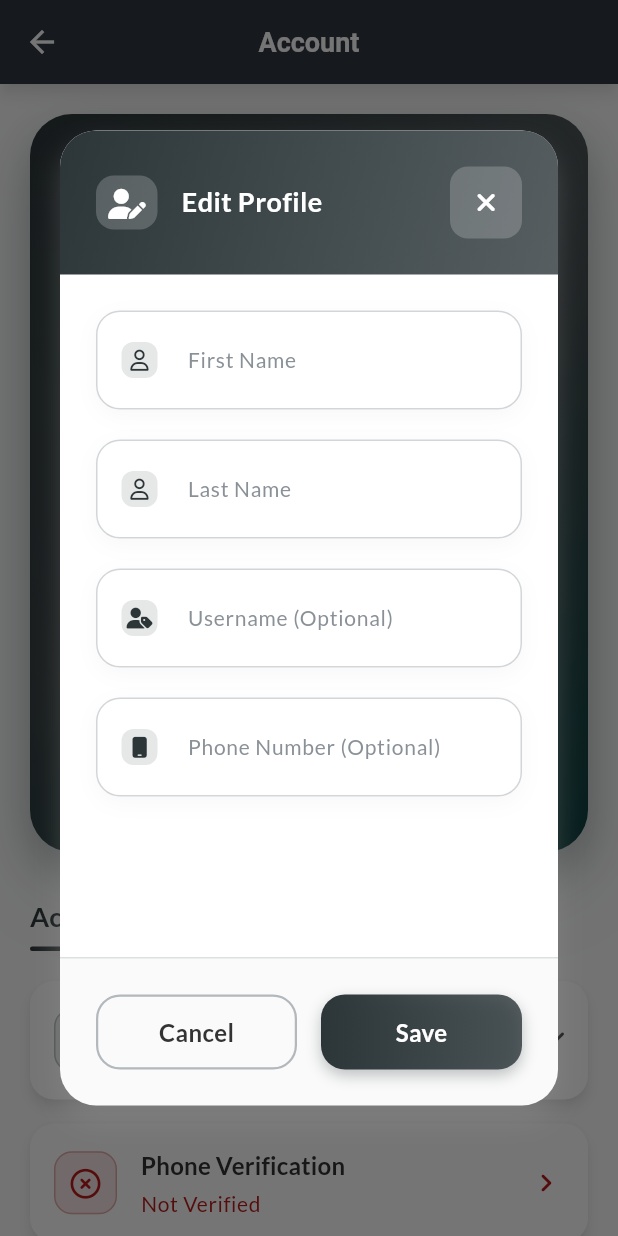
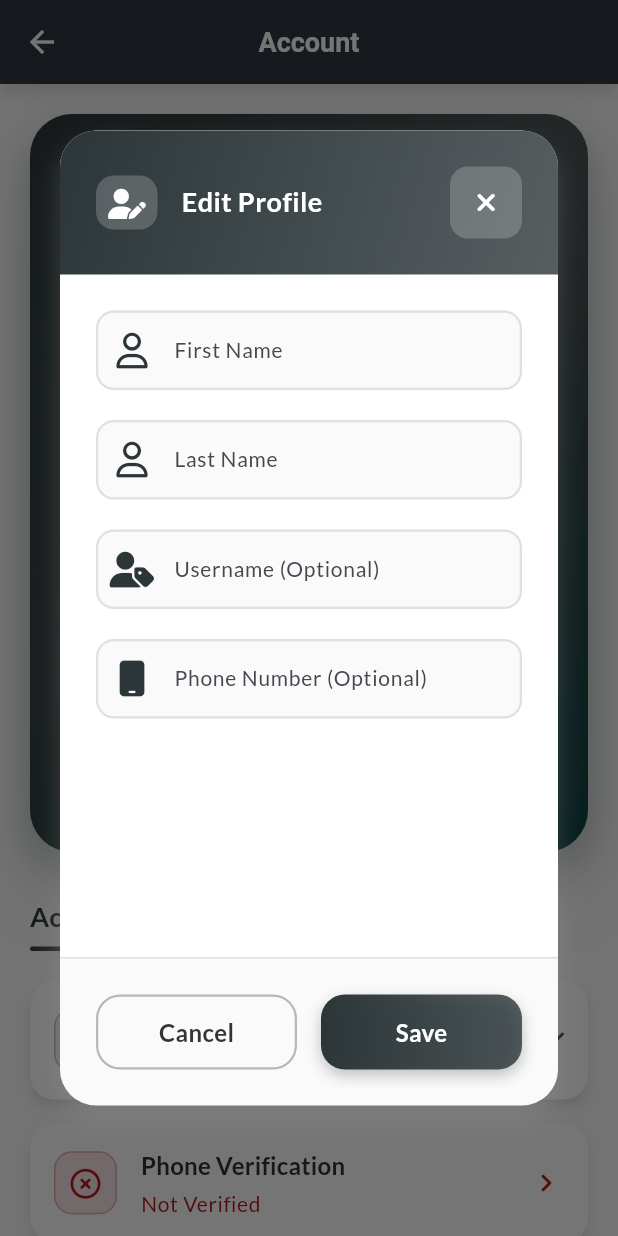
Before and after one commit to HASINROKAD/expense_tracker, a Flutter app: the AccountScreen screen opened directly, after a tap on "Edit Profile", on a phone screen of 412 x 824 dp. Run offline on Flutter 3.47's test engine with Material 3 defaults, Android fonts, the light colour scheme and no system bars; our stand-ins replace animated_splash_screen, curved_navigation_bar, flutter_dotenv, font_awesome_flutter, shared_preferences, supabase_flutter and 2 more; accounts and stored records are empty; Roboto replaces fonts that are missing (lato).

```diff
--- a/lib/screens/home_screen.dart
+++ b/lib/screens/home_screen.dart
@@ -196,27 +196,32 @@ class _HomeScreenState extends State<HomeScreen> {
                       yearToDateExpense: metrics?.yearToDateExpense ?? 0.0,
                       todayExpense: metrics?.todayExpense ?? 0.0,
                     ),
-              const SizedBox(height: 16),
-              // Dropdown and Segmented Button Row
+
               Row(
                 mainAxisSize: MainAxisSize.max,
                 mainAxisAlignment: MainAxisAlignment.spaceEvenly,
                 children: [
-                  Container(
-                    padding:
-                        const EdgeInsets.symmetric(horizontal: 12, vertical: 4),
+                  Expanded(
+                    flex: 3,
+                    child: Padding(
+                      padding: const EdgeInsets.only(left: 16.0),
+                      child: Container(
+                        padding: const EdgeInsets.symmetric(
+                            horizontal: 8, vertical: 4),
                         decoration: BoxDecoration(
                           color: Theme.of(context).brightness == Brightness.dark
                               ? TColors.containerPrimaryDark
                               : TColors.containerPrimary,
                           borderRadius: BorderRadius.circular(10.0),
                           border: Border.all(
-                        color: Theme.of(context).brightness == Brightness.dark
+                            color:
+                                Theme.of(context).brightness == Brightness.dark
                                     ? TColors.borderDark
                                     : TColors.containerSecondary,
                           ),
                         ),
                         child: DropdownButton<String>(
+                          isExpanded: true,
                           dropdownColor:
                               Theme.of(context).brightness == Brightness.dark
                                   ? TColors.surfaceDark
@@ -225,8 +230,10 @@ class _HomeScreenState extends State<HomeScreen> {
                           underline: Container(),
                           borderRadius: BorderRadius.circular(10.0),
                           elevation: 2,
-                      style: DropdownStyle.getDropdownMenuItemStyle().copyWith(
-                        color: Theme.of(context).brightness == Brightness.dark
+                          style:
+                              DropdownStyle.getDropdownMenuItemStyle().copyWith(
+                            color:
+                                Theme.of(context).brightness == Brightness.dark
                                     ? TColors.textPrimaryDark
                                     : TColors.textPrimary,
                           ),
@@ -243,6 +250,7 @@ class _HomeScreenState extends State<HomeScreen> {
                                       ? TColors.textPrimaryDark
                                       : TColors.textPrimary,
                                 ),
+                                overflow: TextOverflow.ellipsis,
                               ),
                             );
                           }).toList(),
@@ -253,10 +261,13 @@ class _HomeScreenState extends State<HomeScreen> {
                           },
                         ),
                       ),
-                  ConstrainedBox(
-                    constraints: const BoxConstraints(
-                      minWidth: 200,
                     ),
+                  ),
+                  const SizedBox(width: 12),
+                  Expanded(
+                    flex: 4,
+                    child: Padding(
+                      padding: const EdgeInsets.only(right: 16.0),
                       child: SegmentedButton<String>(
                         style: SegmentedButton.styleFrom(
                           selectedBackgroundColor:
@@ -306,6 +317,7 @@ class _HomeScreenState extends State<HomeScreen> {
                                 _items.isNotEmpty ? _items.first : null;
                           });
                         },
+                      ),
                     ),
                   ),
                 ],
--- a/lib/screens/settings_screen.dart
+++ b/lib/screens/settings_screen.dart
@@ -297,10 +297,6 @@ class _SettingsScreenState extends State<SettingsScreen> {
                                 ),
                           ),
                         ),
-                        Icon(
-                          Icons.chevron_right_outlined,
-                          color: Colors.red[400],
-                        ),
                       ],
                     ),
                   ),
--- a/lib/sub_settings/account_screen.dart
+++ b/lib/sub_settings/account_screen.dart
@@ -1278,113 +1278,59 @@ class _EditProfileDialogState extends State<_EditProfileDialog> {
     String? Function(String?)? validator,
     bool isOptional = false,
   }) {
-    final primaryColor = isDark ? TColors.primaryDark : TColors.primary;
-    final borderColor = isDark
-        ? TColors.textSecondaryDark.withValues(alpha: 0.3)
-        : TColors.textSecondary.withValues(alpha: 0.3);
-
     // Create the label with optional indicator
     final displayLabel = isOptional ? '$label (Optional)' : label;
 
-    return Container(
-      decoration: BoxDecoration(
-        color:
-            isDark ? TColors.surfaceDark.withValues(alpha: 0.8) : Colors.white,
-        borderRadius: BorderRadius.circular(16),
-        border: Border.all(
-          color: borderColor,
-          width: 1,
-        ),
-        boxShadow: [
-          BoxShadow(
-            color: isDark
-                ? Colors.black.withValues(alpha: 0.15)
-                : Colors.grey.withValues(alpha: 0.08),
-            blurRadius: 12,
-            offset: const Offset(0, 4),
-            spreadRadius: 0,
-          ),
-        ],
-      ),
-      child: TextFormField(
+    return TextFormField(
       controller: controller,
       keyboardType: keyboardType,
       inputFormatters: inputFormatters,
       validator: validator,
-        style: TextStyle(
-          color: isDark ? TColors.textPrimaryDark : TColors.textPrimary,
-          fontWeight: FontWeight.w500,
-          fontSize: 16,
-        ),
       decoration: InputDecoration(
         labelText: displayLabel,
         helperText: helperText,
-          counterText: '', // Hide the counter for maxLength
-          prefixIcon: Padding(
-            padding: const EdgeInsets.all(16),
-            child: Container(
-              width: 24,
-              height: 24,
-              decoration: BoxDecoration(
-                color: primaryColor.withValues(alpha: 0.12),
-                borderRadius: BorderRadius.circular(8),
+        prefixIcon: Icon(
+          icon,
+          color: Theme.of(context).primaryColor,
         ),
-              child: Center(
-                child: FaIcon(
-                  icon,
-                  size: 14,
-                  color: Theme.of(context).brightness == Brightness.dark
-                      ? TColors.textWhite
-                      : primaryColor,
+        border: OutlineInputBorder(
+          borderRadius: BorderRadius.circular(12),
+        ),
+        enabledBorder: OutlineInputBorder(
+          borderRadius: BorderRadius.circular(12),
+          borderSide: BorderSide(
+            color: Colors.grey.shade300,
+            width: 1.5,
           ),
         ),
+        focusedBorder: OutlineInputBorder(
+          borderRadius: BorderRadius.circular(12),
+          borderSide: BorderSide(
+            color: Theme.of(context).primaryColor,
+            width: 2,
           ),
         ),
-          border: OutlineInputBorder(
-            borderRadius: BorderRadius.circular(16),
-            borderSide: BorderSide.none,
+        errorBorder: OutlineInputBorder(
+          borderRadius: BorderRadius.circular(12),
+          borderSide: const BorderSide(
+            color: Colors.red,
+            width: 1.5,
           ),
-          enabledBorder: OutlineInputBorder(
-            borderRadius: BorderRadius.circular(16),
-            borderSide: BorderSide.none,
-          ),
-          focusedBorder: OutlineInputBorder(
-            borderRadius: BorderRadius.circular(16),
-            borderSide: BorderSide(color: primaryColor, width: 2),
-          ),
-          errorBorder: OutlineInputBorder(
-            borderRadius: BorderRadius.circular(16),
-            borderSide: BorderSide(color: TColors.errorPrimary, width: 1.5),
         ),
         focusedErrorBorder: OutlineInputBorder(
-            borderRadius: BorderRadius.circular(16),
-            borderSide: BorderSide(color: TColors.errorPrimary, width: 2),
+          borderRadius: BorderRadius.circular(12),
+          borderSide: const BorderSide(
+            color: Colors.red,
+            width: 2,
+          ),
         ),
         filled: true,
-          fillColor: Colors.transparent,
+        fillColor: Theme.of(context).brightness == Brightness.dark
+            ? Colors.grey.shade800.withValues(alpha: 0.3)
+            : Colors.grey.shade50,
         contentPadding: const EdgeInsets.symmetric(
           horizontal: 16,
-            vertical: 20,
-          ),
-          labelStyle: TextStyle(
-            color: isDark
-                ? TColors.textSecondaryDark.withValues(alpha: 0.8)
-                : TColors.textSecondary.withValues(alpha: 0.8),
-            fontWeight: FontWeight.w500,
-            fontSize: 14,
-          ),
-          helperStyle: TextStyle(
-            color: isDark
-                ? TColors.textSecondaryDark.withValues(alpha: 0.7)
-                : TColors.textSecondary.withValues(alpha: 0.7),
-            fontSize: 12,
-            fontWeight: FontWeight.w400,
-          ),
-          errorStyle: TextStyle(
-            color: TColors.errorPrimary,
-            fontSize: 12,
-            fontWeight: FontWeight.w500,
-          ),
+          vertical: 16,
         ),
       ),
     );
```
Also changed, not shown: pubspec.yaml (+9 -1 lines), pubspec.lock. Lines whose indentation alone changed are shown as unchanged.
